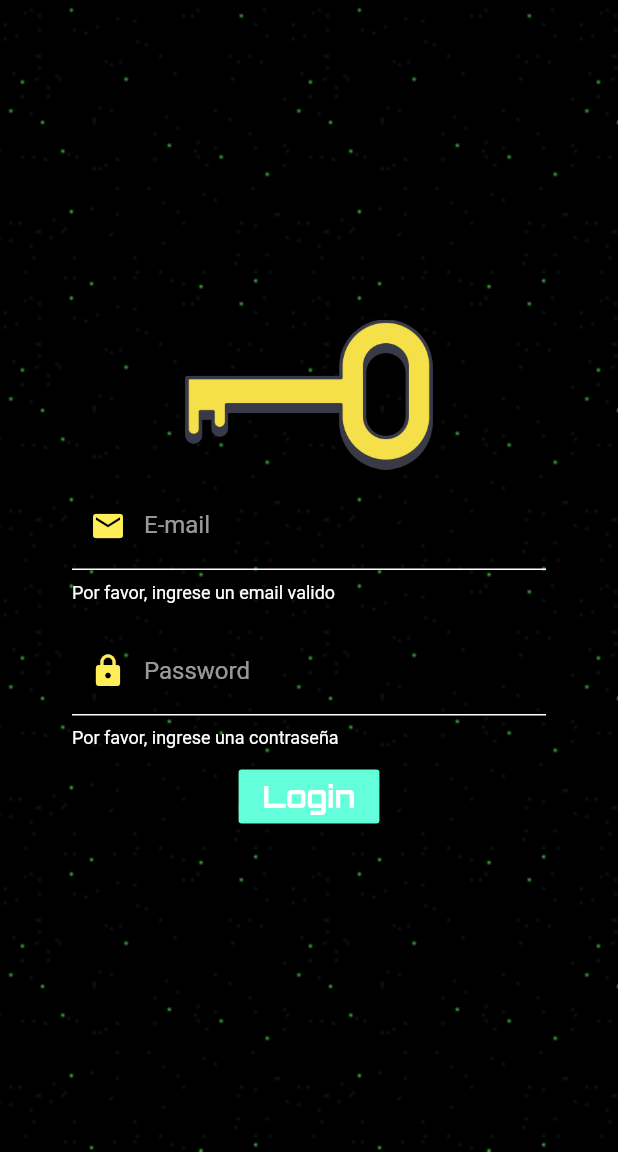
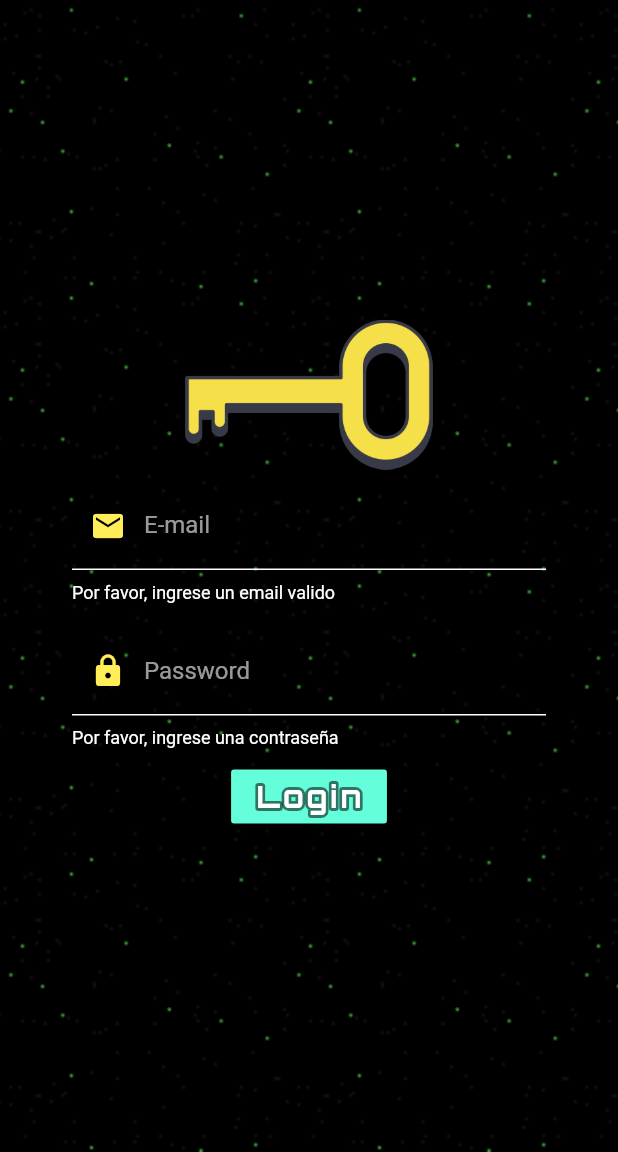
Before and after one commit to danielclas/flutter-apps, a Flutter app: the screen it shows after launch, after a tap on "Login", on a phone screen of 412 x 824 dp, the part 84-1236 px from its top. Run offline on Flutter 3.47's test engine with Material 2 defaults, Android fonts, the light colour scheme and no system bars; drawn by our look-alikes of bordered_text; our stand-ins replace cloud_firestore, email_validator, firebase_core; accounts and stored records are empty.

Commit message:
Cambios en app relevamiento

```diff
--- a/relevamiento_visual_app/lib/components/camera_component.dart
+++ b/relevamiento_visual_app/lib/components/camera_component.dart
@@ -12,7 +12,9 @@ class _CameraComponentState extends State<CameraComponent> {
   @override
   Widget build(BuildContext context) {
     return Scaffold(
-      appBar: AppBar(title: Text('Relevamiento visual')),
+      appBar: AppBar(
+          title: Text('Relevamiento visual',
+              style: TextStyle(color: Colors.white))),
       body: Center(
         child: Container(
           decoration: BoxDecoration(
--- a/relevamiento_visual_app/lib/home_page.dart
+++ b/relevamiento_visual_app/lib/home_page.dart
@@ -14,7 +14,9 @@ class _HomeState extends State<Home> {
   @override
   Widget build(BuildContext context) {
     return Scaffold(
-        appBar: AppBar(title: Text('Relevamiento visual')),
+        appBar: AppBar(
+            title: Text('Relevamiento visual',
+                style: TextStyle(color: Colors.white))),
         body: Center(
           child: Container(
             decoration: BoxDecoration(
--- a/relevamiento_visual_app/lib/login_page.dart
+++ b/relevamiento_visual_app/lib/login_page.dart
@@ -33,7 +33,9 @@ class _LoginPageState extends State<LoginPage> {
   @override
   Widget build(BuildContext context) {
     return Scaffold(
-      appBar: AppBar(title: Text('Relevamiento visual')),
+      appBar: AppBar(
+          title: Text('Relevamiento visual',
+              style: TextStyle(color: Colors.white))),
       body: Center(
         child: Container(
           decoration: BoxDecoration(
@@ -116,8 +118,13 @@ class _LoginPageState extends State<LoginPage> {
                             else //f7e044  69fed8
                               {print("Invalid form")}
                           },
-                      child: Text("Login",
-                          style: kTitlesTextStyle.copyWith(fontSize: 20)),
+                      child: BorderedText(
+                        strokeWidth: 4.0,
+                        strokeColor: Colors.black54,
+                        child: Text("Login",
+                            style: kTitlesTextStyle.copyWith(
+                                fontSize: 20, letterSpacing: 2.0)),
+                      ),
                       color: ThemeData.dark().accentColor)
                 ],
               ),
```
